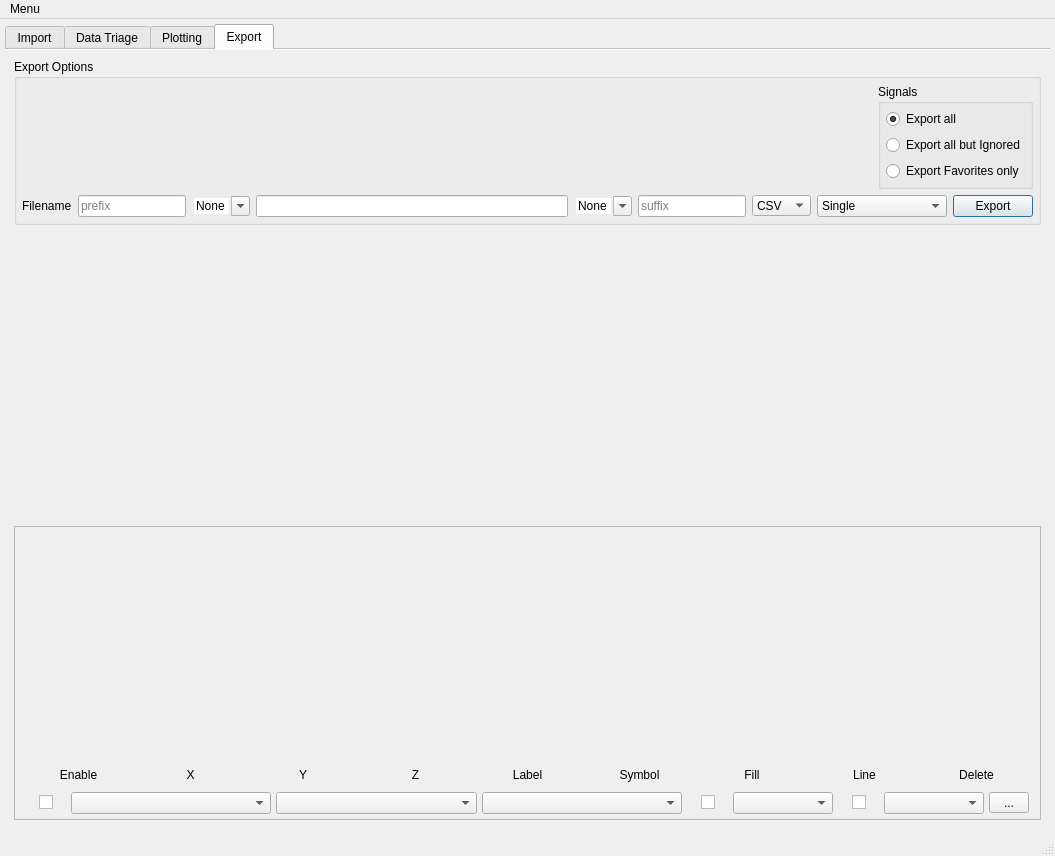
This is colliderscope.ui in kevinanewman/colliderscope2024 as Qt 5 draws it before an edit. The edited form follows.
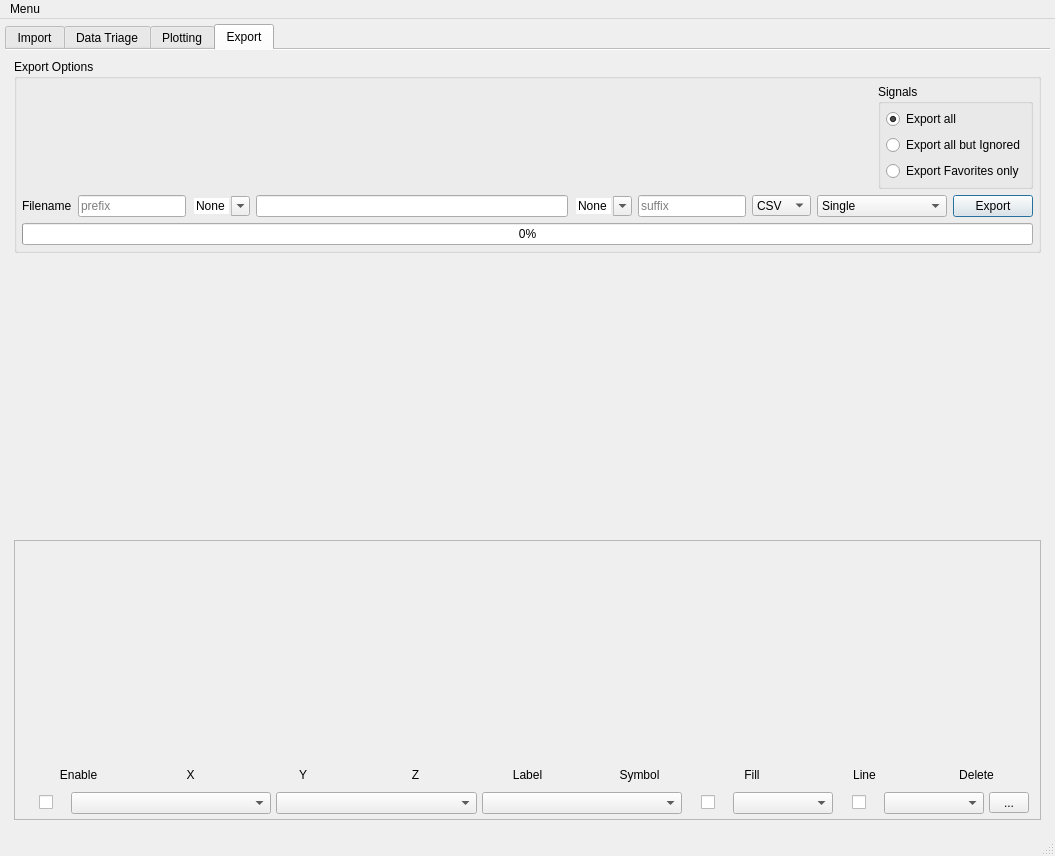
This is the edited form. Icons and pictures are not drawn. Custom widgets are drawn as their Qt base class.

Commit message: add export progress bar!

What changed in the file:
```diff
--- a/colliderscope.ui
+++ b/colliderscope.ui
@@ -2189,7 +2189,7 @@
           <property name="title">
            <string>Export Options</string>
           </property>
-          <layout class="QVBoxLayout" name="verticalLayout_23" stretch="0,0">
+          <layout class="QVBoxLayout" name="verticalLayout_23" stretch="0,0,0">
            <property name="leftMargin">
             <number>5</number>
            </property>
@@ -2515,6 +2515,16 @@
              </item>
             </layout>
            </item>
+           <item>
+            <widget class="QProgressBar" name="export_progressBar">
+             <property name="maximum">
+              <number>1</number>
+             </property>
+             <property name="value">
+              <number>0</number>
+             </property>
+            </widget>
+           </item>
           </layout>
          </widget>
         </item>
@@ -2545,7 +2555,7 @@
              <x>0</x>
              <y>0</y>
              <width>1019</width>
-             <height>285</height>
+             <height>272</height>
             </rect>
            </property>
            <layout class="QVBoxLayout" name="verticalLayout_14">
```
Left out of the diff: 4 changed lines with no effect on the pictures. The commit also changes 2 other files.
